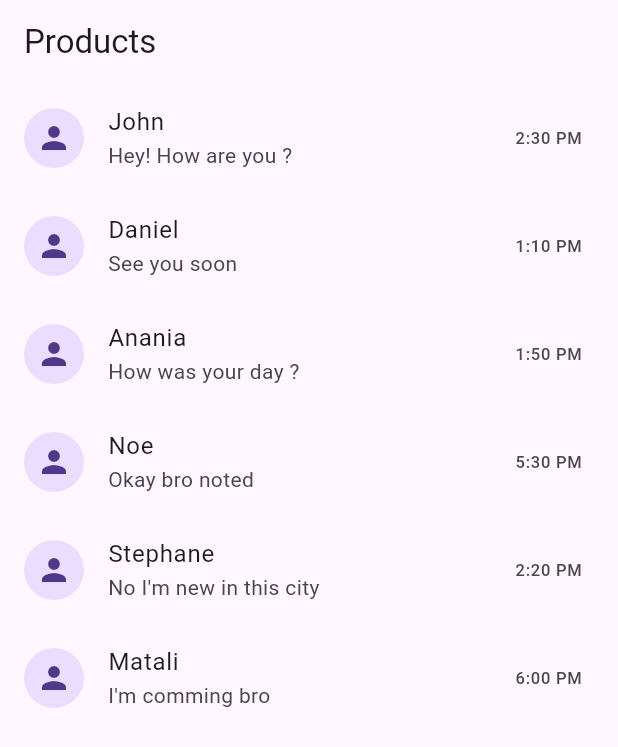
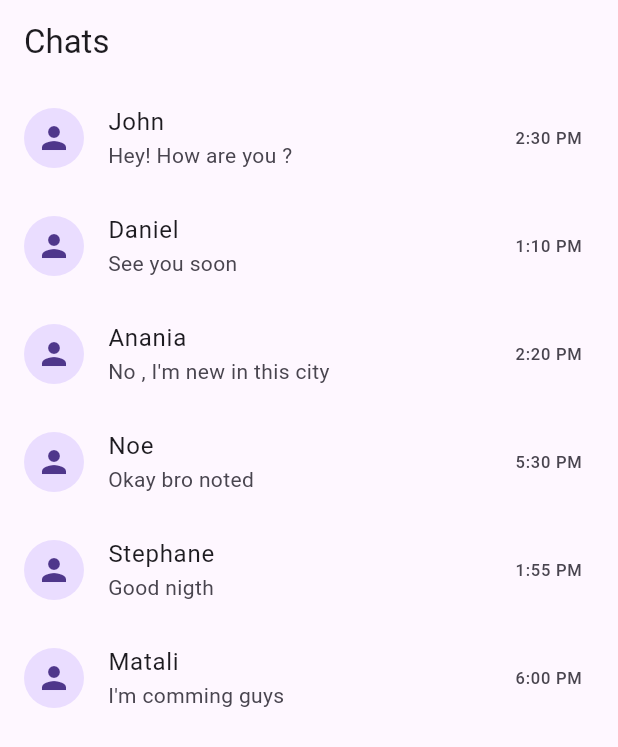
Before and after one commit to phineasove-hash/Flutter_product_app, a Flutter app: the screen it shows after launch, on a phone screen of 412 x 824 dp. Shown: the top 747 px of the screen. Run offline on Flutter 3.47's test engine with Material 3 defaults, Android fonts, the phone set to English and light mode, and no system bars.

Commit message:
Initial commit - Flutter product list app

```diff
--- a/lib/main.dart
+++ b/lib/main.dart
@@ -5,12 +5,10 @@ void main() {
 }
 
 class MyApp extends StatelessWidget {
+
   @override
   Widget build(BuildContext context) {
-    return MaterialApp(
-      title: 'Products',
-      home: ProductListoriginal(),
-    );
+    return MaterialApp(title: 'Products', home: ProductListoriginal());
   }
 }
 
@@ -20,13 +18,13 @@ class ProductListoriginal extends StatelessWidget {
     "Laptop",
     "Tablet",
     "Watch",
-    "Headphones",
+    "Headphone",
   ];
 
   @override
   Widget build(BuildContext context) {
     return Scaffold(
-      appBar: AppBar(title: const Text("Products")),
+      appBar: AppBar(title: const Text("Chats")),
       body: ListView(
         children: const [
           ListTile(
@@ -44,8 +42,8 @@ class ProductListoriginal extends StatelessWidget {
           ListTile(
             leading: CircleAvatar(child: Icon(Icons.person)),
             title: Text("Anania"),
-            subtitle: Text("How was your day ?"),
-            trailing: Text("1:50 PM"),
+            subtitle: Text("No , I'm new in this city"),
+            trailing: Text("2:20 PM"),
           ),
           ListTile(
             leading: CircleAvatar(child: Icon(Icons.person)),
@@ -56,13 +54,13 @@ class ProductListoriginal extends StatelessWidget {
           ListTile(
             leading: CircleAvatar(child: Icon(Icons.person)),
             title: Text("Stephane"),
-            subtitle: Text("No I'm new in this city"),
-            trailing: Text("2:20 PM"),
+            subtitle: Text("Good nigth"),
+            trailing: Text("1:55 PM"),
           ),
           ListTile(
             leading: CircleAvatar(child: Icon(Icons.person)),
             title: Text("Matali"),
-            subtitle: Text("I'm comming bro"),
+            subtitle: Text("I'm comming guys"),
             trailing: Text("6:00 PM"),
           ),
         ],
```
Also changed, not shown: flutter_02.png (added).
